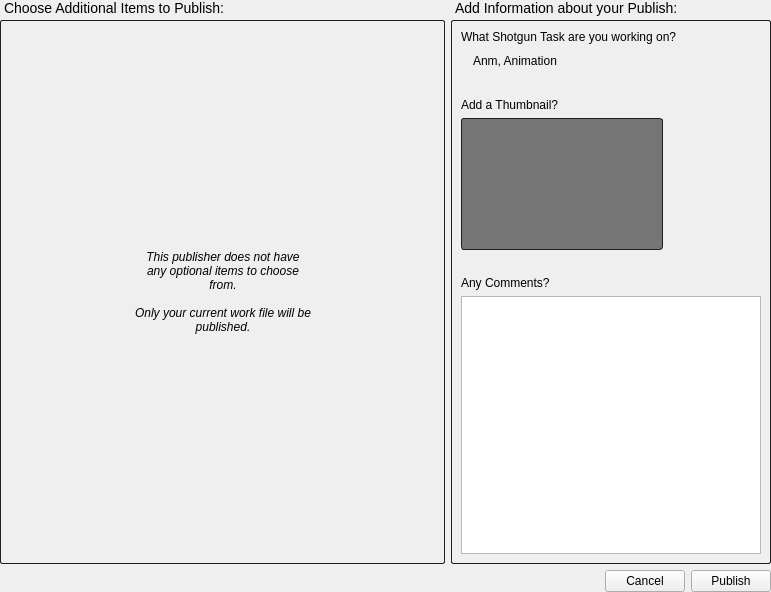
The window that resources/publish_details_form.ui (shotgunsoftware/tk-multi-publish) describes before a commit, drawn with Qt 5.
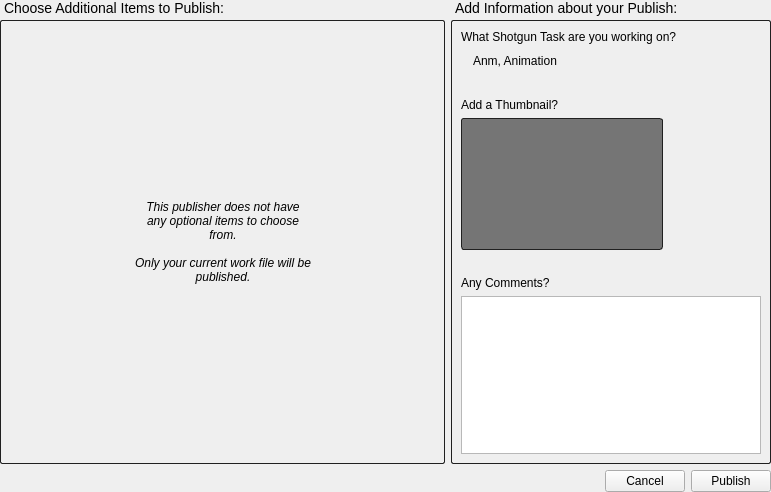
The same window after the commit. Custom widgets are drawn as their Qt base class.

Commit message:
#37684: Addresses a layout quirk in Maya 2017 on Windows.
The quirk resulted in a visible UI artifact in the main publisher dialog after a screenshot was taken. It appears to be a quirk of some kind related to Qt5 and the layout of the app's publish_details_form widget. The fix is just to tweak the height of that widget. Weird.

Diff of the .ui file:
```diff
--- a/resources/publish_details_form.ui
+++ b/resources/publish_details_form.ui
@@ -7,9 +7,15 @@
     <x>0</x>
     <y>0</y>
     <width>771</width>
-    <height>592</height>
+    <height>492</height>
    </rect>
   </property>
+  <property name="sizePolicy">
+   <sizepolicy hsizetype="Preferred" vsizetype="Preferred">
+    <horstretch>0</horstretch>
+    <verstretch>0</verstretch>
+   </sizepolicy>
+  </property>
   <property name="windowTitle">
    <string>Form</string>
   </property>
```
The commit also changes 1 other file.
